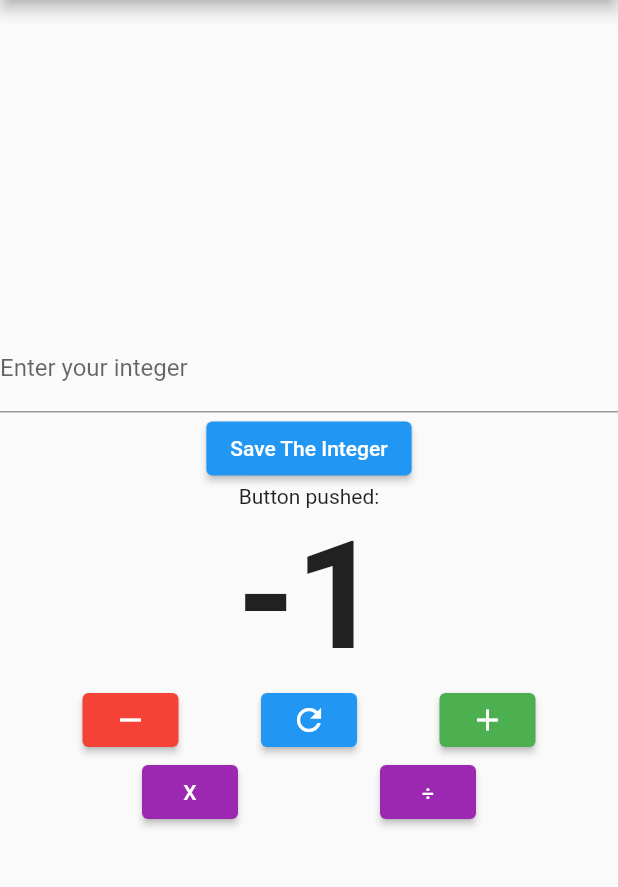
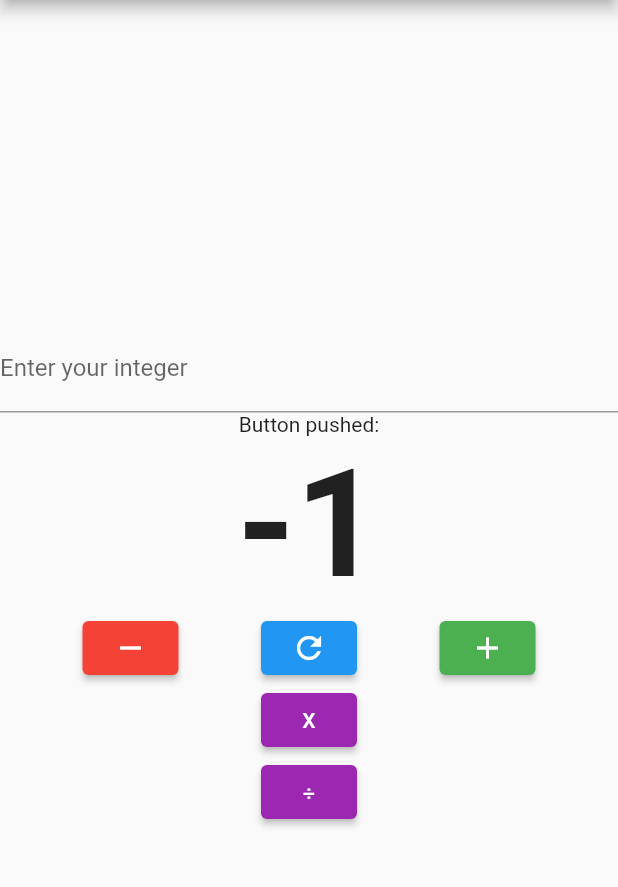
Before and after one commit to MoAfiq/bloc_besquare, a Flutter app: the screen it shows after launch, after a tap on the "remove" icon, on a phone screen of 412 x 824 dp, the part 84-971 px from its top. Run offline on Flutter 3.47's test engine with Material 2 defaults, Android fonts, the phone set to English and light mode, and no system bars; our stand-ins replace flutter_bloc.

Commit message:
Fixing bugs in three library files

```diff
--- a/lib/counter_dart.dart
+++ b/lib/counter_dart.dart
@@ -12,6 +12,6 @@ class CounterCubit extends Cubit<int> {
   }
 
   void resetValue() {
-    emit((state));
+    emit((0));
   }
 }
--- a/lib/main.dart
+++ b/lib/main.dart
@@ -5,7 +5,7 @@ import './counter_dart.dart';
 import './multiply_and_divide.dart';
 
 void main() {
-  runApp(MyHomePage());
+  runApp(const MyHomePage());
 }
 
 class MyHomePage extends StatelessWidget {
@@ -43,7 +43,7 @@ class _HomePageState extends State<HomePage> {
   late CounterCubit cubit;
 
   //saving integer function
-  TextEditingController integerSavedController = new TextEditingController();
+  final integerSavedController = TextEditingController();
 
   void routingToMultiply(BuildContext context, int input, int state) {
     //Routing to pages from multiply_and_divide.dart
@@ -79,23 +79,23 @@ class _HomePageState extends State<HomePage> {
   Widget build(BuildContext context) {
     return Scaffold(
       appBar: AppBar(
-        title: Text('Flutter Demo'),
+        title: const Text('Flutter Demo'),
         centerTitle: true,
       ),
-      body: BlocConsumer(
+      body: BlocConsumer<CounterCubit, int>(
         bloc: cubit,
         listener: (context, state) {
           const snackBar = SnackBar(
-            duration: const Duration(seconds: 3),
+            duration: Duration(seconds: 3),
             content: Text('You have reached the negative state stage at -10'),
           );
           const snackBar2 = SnackBar(
-            duration: const Duration(seconds: 3),
+            duration: Duration(seconds: 3),
             behavior: SnackBarBehavior.floating,
             content: Text('This is the reset state value'),
           );
           const snackBar3 = SnackBar(
-            duration: const Duration(seconds: 3),
+            duration: Duration(seconds: 3),
             behavior: SnackBarBehavior.floating,
             content: Text('You have reached the positive state stage at 10'),
           );
@@ -117,24 +117,19 @@ class _HomePageState extends State<HomePage> {
                 TextField(
                   controller: integerSavedController,
                   decoration:
-                      new InputDecoration(labelText: 'Enter your integer'),
+                      const InputDecoration(labelText: 'Enter your integer'),
                   keyboardType: TextInputType.number,
                   inputFormatters: <TextInputFormatter>[
                     FilteringTextInputFormatter.digitsOnly
                   ],
-                ),
-                ElevatedButton(
-                  onPressed: () {
-                    print(integerSavedController.text);
-                  },
-                  child: const Text('Save The Integer'),
                 ),
                 const Text(
                   'Button pushed:',
                 ),
                 Text(
                   '$state',
-                  style: TextStyle(fontSize: 100, fontWeight: FontWeight.bold),
+                  style: const TextStyle(
+                      fontSize: 100, fontWeight: FontWeight.bold),
                 ),
                 Row(
                     mainAxisAlignment: MainAxisAlignment.spaceEvenly,
@@ -159,8 +154,10 @@ class _HomePageState extends State<HomePage> {
                                 context: context,
                                 builder: (context) {
                                   return AlertDialog(
-                                    title: Text('You have reset the counter'),
-                                    content: Text('Start the counts again'),
+                                    title: const Text(
+                                        'You have reset the counter'),
+                                    content:
+                                        const Text('Start the counts again'),
                                     actions: <Widget>[
                                       TextButton(
                                         onPressed: () =>
@@ -182,9 +179,6 @@ class _HomePageState extends State<HomePage> {
                           },
                           child: const Icon(Icons.add)),
                     ]),
-                Row(
-                  mainAxisAlignment: MainAxisAlignment.spaceEvenly,
-                  children: [
                 ElevatedButton(
                     style: ElevatedButton.styleFrom(
                       primary: Colors.purple, // background
@@ -206,8 +200,6 @@ class _HomePageState extends State<HomePage> {
                     },
                     child: const Text('÷')),
               ],
-                )
-              ],
             ),
           );
         },
```
Also changed, not shown: lib/multiply_and_divide.dart (+64 -20 lines). Lines whose indentation alone changed are shown as unchanged.
